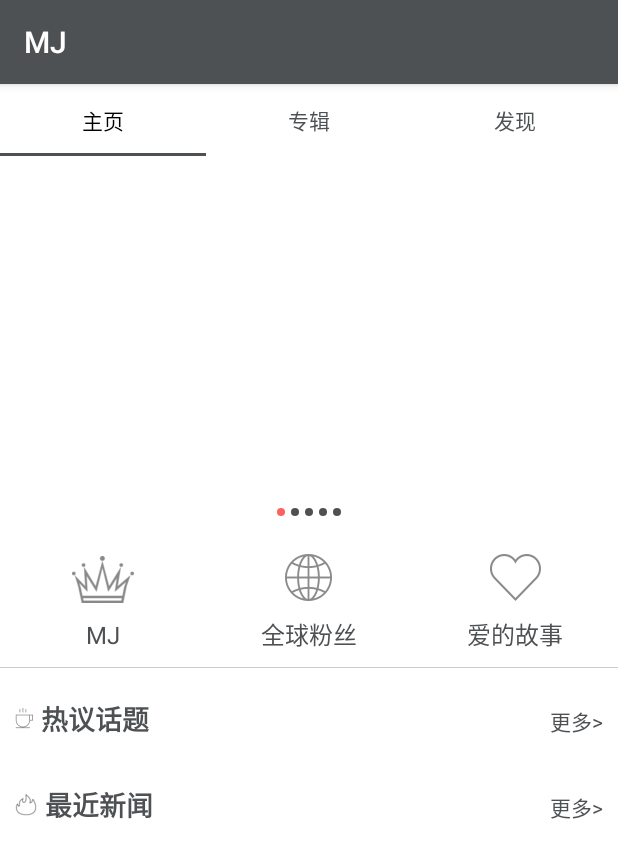
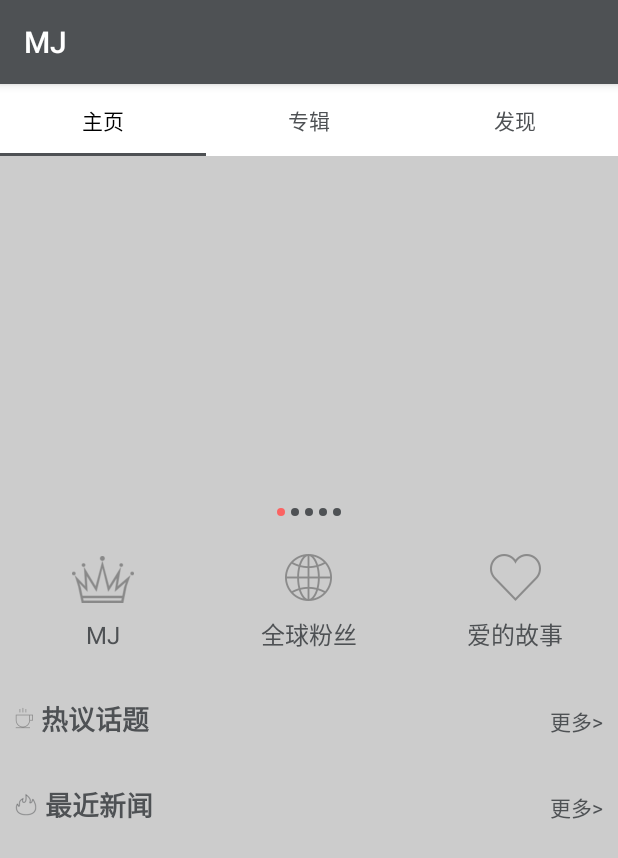
Before and after one commit to lizwangying/MJ, an Android app: the screen it shows after launch (MainActivity), on a phone screen of 412 x 824 dp. Shown: the top 858 px of the screen. Run offline under Robolectric (Android 15) with nearby library versions, the phone set to English and light mode, and no system bars; our stand-ins replace ButterKnife; libraries missing offline, so code that uses them is left out: cn.bmob.v3, com.facebook.drawee, com.squareup.okhttp; plain views replace SimpleDraweeView; pictures from the network do not load; 4 statements that could not run were skipped.

Commit message:
normal day

```diff
--- a/app/src/main/res/layout/fragment_item_songs.xml
+++ b/app/src/main/res/layout/fragment_item_songs.xml
@@ -5,8 +5,7 @@
     xmlns:app="http://schemas.android.com/apk/res-auto"
     xmlns:tools="http://schemas.android.com/tools"
     xmlns:android="http://schemas.android.com/apk/res/android"
-    xmlns:fresco="http://schemas.android.com/apk/res-auto"
-    android:background="@color/white">
+    android:background="#cccccc">
 
     <LinearLayout
         android:layout_width="match_parent"
```
Also changed, not shown: app/src/main/res/layout/fragment_fragment_albums.xml (+10 -7 lines).
